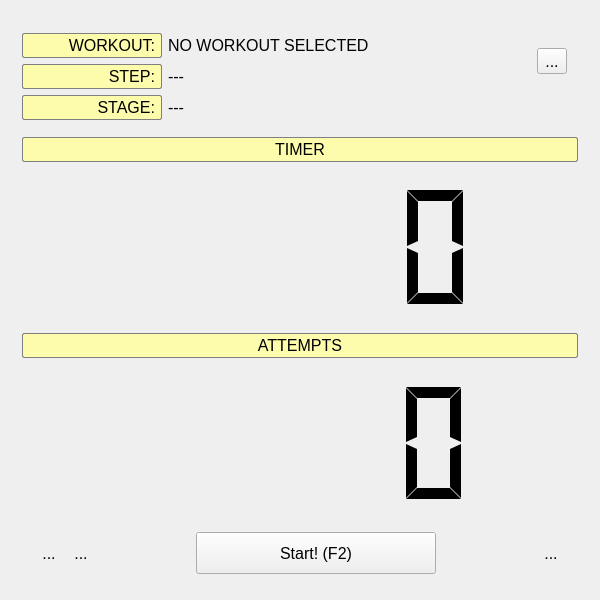
Before: the Qt Designer form src/ui/MainWindow.ui in antongus/kettlebell-timer, drawn with Qt 5.
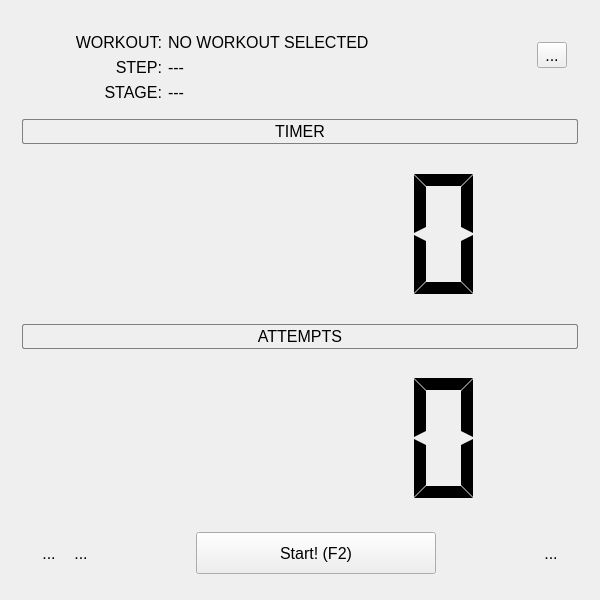
After: the same form once the commit is applied. Icons and pictures are not drawn.

Diff of the .ui file:
```diff
--- a/src/ui/MainWindow.ui
+++ b/src/ui/MainWindow.ui
@@ -57,14 +57,6 @@
               <height>0</height>
              </size>
             </property>
-            <property name="styleSheet">
-             <string notr="true">padding: 2px 2px;
-border: 1px solid;
-border-radius: 2px;
-background-color: rgba(255, 255, 153, 200);
-border-color: gray;
-font-size: 12pt;</string>
-            </property>
             <property name="text">
              <string>STAGE:</string>
             </property>
@@ -81,14 +73,6 @@
               <height>0</height>
              </size>
             </property>
-            <property name="styleSheet">
-             <string notr="true">padding: 2px 2px;
-border: 1px solid;
-border-radius: 2px;
-background-color: rgba(255, 255, 153, 200);
-border-color: gray;
-font-size: 12pt;</string>
-            </property>
             <property name="text">
              <string>WORKOUT:</string>
             </property>
@@ -115,14 +99,6 @@
               <height>0</height>
              </size>
             </property>
-            <property name="styleSheet">
-             <string notr="true">padding: 2px 2px;
-border: 1px solid;
-border-radius: 2px;
-background-color: rgba(255, 255, 153, 200);
-border-color: gray;
-font-size: 12pt;</string>
-            </property>
             <property name="text">
              <string>STEP:</string>
             </property>
@@ -176,7 +152,6 @@
           <string notr="true">padding: 2px 2px;
 border: 1px solid;
 border-radius: 2px;
-background-color: rgba(255, 255, 153, 200);
 border-color: gray;
 font-size: 12pt;</string>
          </property>
@@ -263,7 +238,6 @@
           <string notr="true">padding: 2px 2px;
 border: 1px solid;
 border-radius: 2px;
-background-color: rgba(255, 255, 153, 200);
 border-color: gray;
 font-size: 12pt;</string>
          </property>
```
